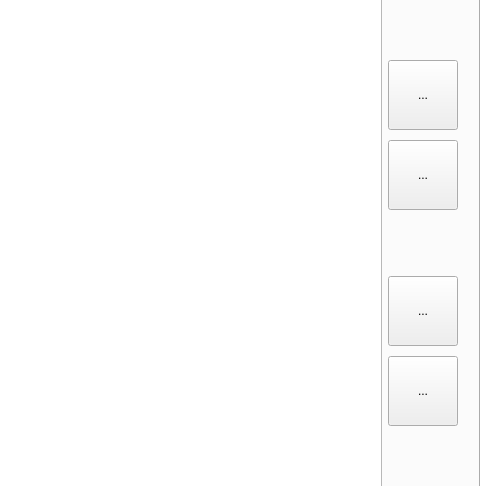
Above: pybudgetbook/ui/main_gui.ui from max3-2/pybudgetbook before the change; both pictures show x 912 to 1392 and y 210 to 696 of the 1392 by 800 pixel window. Below: the same form after it.
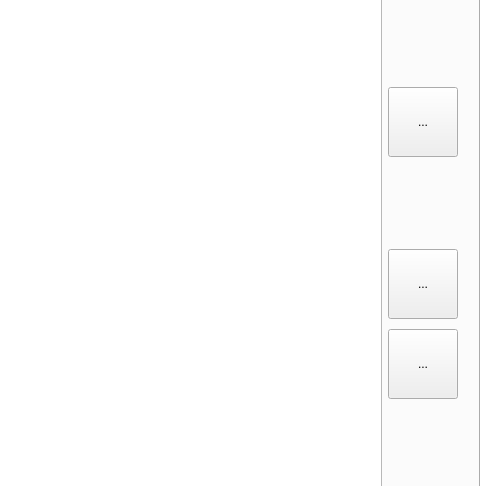
That is the form after the change. Icons and pictures are not drawn. Custom widgets are drawn as their Qt base class.

The edit to the form file:
```diff
--- a/pybudgetbook/ui/main_gui.ui
+++ b/pybudgetbook/ui/main_gui.ui
@@ -669,19 +669,6 @@
              </property>
             </widget>
            </item>
-           <item>
-            <widget class="ModernButton" name="modernButton_removeRow">
-             <property name="minimumSize">
-              <size>
-               <width>70</width>
-               <height>70</height>
-              </size>
-             </property>
-             <property name="text">
-              <string>...</string>
-             </property>
-            </widget>
-           </item>
            <item>
             <spacer name="verticalSpacer">
              <property name="orientation">
```
